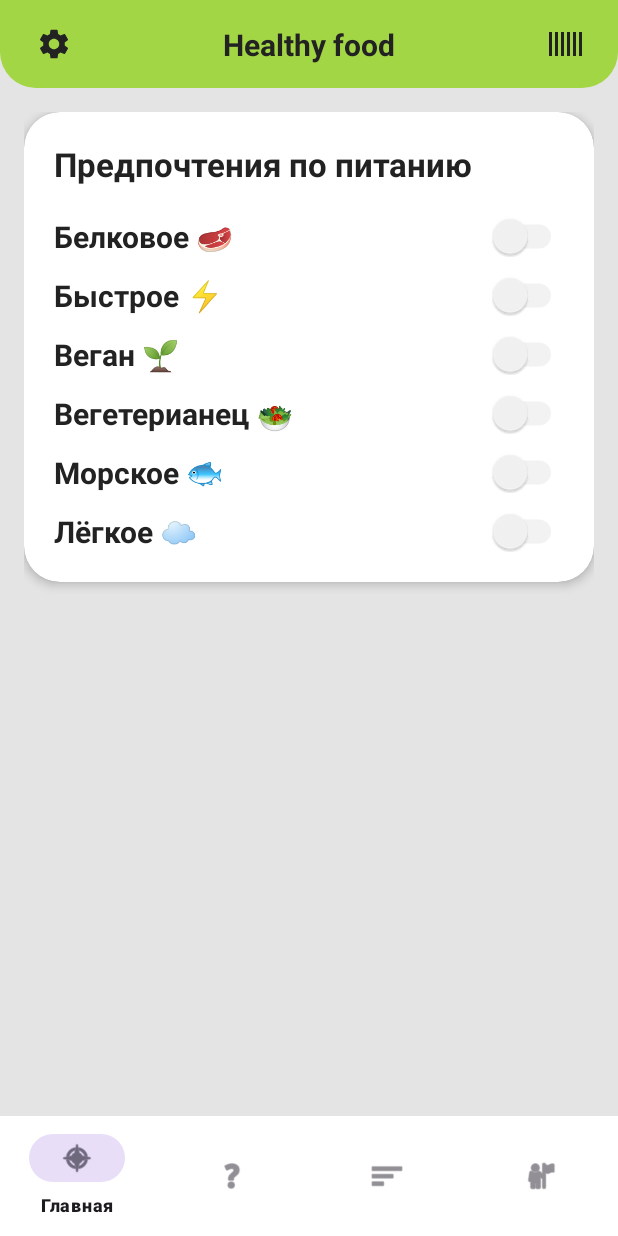
After one commit to Hart1404/miniature-octo-couscous, an Android app: the fragment FilterFragment placed in its activity, on a phone screen of 412 x 824 dp. The commit adds this screen. Run offline under Robolectric (Android 15) with nearby library versions, the phone set to English and light mode, and no system bars.

Commit message:
Предпочтения

```diff
--- /dev/null
+++ b/app/src/main/java/com/example/myapplication/FilterFragment.kt
@@ -0,0 +1,102 @@
+package com.example.myapplication
+
+import android.content.Context
+import android.os.Bundle
+import android.view.LayoutInflater
+import android.view.View
+import android.view.ViewGroup
+import android.widget.Switch
+import androidx.appcompat.widget.AppCompatImageButton
+import androidx.fragment.app.Fragment
+
+class FilterFragment : Fragment() {
+    private var hasUnsavedChanges = false
+    private var protein = false
+    private var fast = false
+    private var vegan = false
+    private var vegetarian = false
+    private var sea = false
+    private var light = false
+
+    override fun onCreateView(
+        inflater: LayoutInflater,
+        container: ViewGroup?,
+        savedInstanceState: Bundle?
+    ): View? {
+        return inflater.inflate(R.layout.fragment_filter, container, false)
+    }
+
+    override fun onViewCreated(view: View, savedInstanceState: Bundle?) {
+        super.onViewCreated(view, savedInstanceState)
+        val sharedPrefs = requireContext().getSharedPreferences("filter_prefs", Context.MODE_PRIVATE)
+        val editor = sharedPrefs.edit()
+
+        // Получаем сохранённые значения
+        protein = sharedPrefs.getBoolean("protein", false)
+        fast = sharedPrefs.getBoolean("fast", false)
+        vegan = sharedPrefs.getBoolean("vegan", false)
+        vegetarian = sharedPrefs.getBoolean("vegetarian", false)
+        sea = sharedPrefs.getBoolean("sea", false)
+        light = sharedPrefs.getBoolean("light", false)
+
+        val switchProtein = view.findViewById<Switch>(R.id.switchProtein)
+        val switchFast = view.findViewById<Switch>(R.id.switchFast)
+        val switchVegan = view.findViewById<Switch>(R.id.switchVegan)
+        val switchVegetarian = view.findViewById<Switch>(R.id.switchVegetarian)
+        val switchSea = view.findViewById<Switch>(R.id.switchSea)
+        val switchLight = view.findViewById<Switch>(R.id.switchLight)
+
+        // Устанавливаем значения
+        switchProtein.isChecked = protein
+        switchFast.isChecked = fast
+        switchVegan.isChecked = vegan
+        switchVegetarian.isChecked = vegetarian
+        switchSea.isChecked = sea
+        switchLight.isChecked = light
+
+        val saveButton = activity?.findViewById<AppCompatImageButton>(R.id.saveProfileButton)
+        saveButton?.visibility = View.GONE
+
+        val onChangeListener = View.OnClickListener {
+            showSaveButton()
+            protein = switchProtein.isChecked
+            fast = switchFast.isChecked
+            vegan = switchVegan.isChecked
+            vegetarian = switchVegetarian.isChecked
+            sea = switchSea.isChecked
+            light = switchLight.isChecked
+            hasUnsavedChanges = true
+        }
+        switchProtein.setOnClickListener(onChangeListener)
+        switchFast.setOnClickListener(onChangeListener)
+        switchVegan.setOnClickListener(onChangeListener)
+        switchVegetarian.setOnClickListener(onChangeListener)
+        switchSea.setOnClickListener(onChangeListener)
+        switchLight.setOnClickListener(onChangeListener)
+
+        saveButton?.setOnClickListener {
+            // Сохраняем значения
+            editor.putBoolean("protein", protein)
+            editor.putBoolean("fast", fast)
+            editor.putBoolean("vegan", vegan)
+            editor.putBoolean("vegetarian", vegetarian)
+            editor.putBoolean("sea", sea)
+            editor.putBoolean("light", light)
+            editor.apply()
+            hasUnsavedChanges = false
+            hideSaveButton()
+        }
+    }
+
+    private fun showSaveButton() {
+        activity?.findViewById<AppCompatImageButton>(R.id.saveProfileButton)?.visibility = View.VISIBLE
+    }
+    private fun hideSaveButton() {
+        activity?.findViewById<AppCompatImageButton>(R.id.saveProfileButton)?.visibility = View.GONE
+    }
+
+    override fun onPause() {
+        super.onPause()
+        if (!hasUnsavedChanges) hideSaveButton()
+    }
+}
--- a/app/src/main/java/com/example/myapplication/RecommendationsFragment.kt
+++ b/app/src/main/java/com/example/myapplication/RecommendationsFragment.kt
@@ -14,4 +14,14 @@ class RecommendationsFragment : Fragment() {
     ): View? {
         return inflater.inflate(R.layout.fragment_recommendations, container, false)
     }
+
+    override fun onViewCreated(view: View, savedInstanceState: Bundle?) {
+        super.onViewCreated(view, savedInstanceState)
+        view.findViewById<View>(R.id.filterButton)?.setOnClickListener {
+            requireActivity().supportFragmentManager.beginTransaction()
+                .replace(R.id.fragmentContainer, FilterFragment())
+                .addToBackStack(null)
+                .commit()
+        }
+    }
 }
--- /dev/null
+++ b/app/src/main/res/drawable/switch_thumb_selector.xml
@@ -0,0 +1,5 @@
+<?xml version="1.0" encoding="utf-8"?>
+<selector xmlns:android="http://schemas.android.com/apk/res/android">
+    <item android:color="#4CAF50" android:state_checked="true" />
+    <item android:color="#F5F5F5" android:state_checked="false" />
+</selector>
--- /dev/null
+++ b/app/src/main/res/drawable/switch_track_selector.xml
@@ -0,0 +1,5 @@
+<?xml version="1.0" encoding="utf-8"?>
+<selector xmlns:android="http://schemas.android.com/apk/res/android">
+    <item android:color="#A5D6A7" android:state_checked="true" />
+    <item android:color="#CCCCCC" android:state_checked="false" />
+</selector>
--- /dev/null
+++ b/app/src/main/res/layout/fragment_filter.xml
@@ -0,0 +1,186 @@
+<?xml version="1.0" encoding="utf-8"?>
+<LinearLayout xmlns:android="http://schemas.android.com/apk/res/android"
+    xmlns:app="http://schemas.android.com/apk/res-auto"
+    android:layout_width="match_parent"
+    android:layout_height="match_parent"
+    android:orientation="vertical"
+    android:background="@android:color/transparent"
+    android:padding="16dp">
+
+    <androidx.cardview.widget.CardView
+        android:layout_width="match_parent"
+        android:layout_height="wrap_content"
+        app:cardCornerRadius="24dp"
+        app:cardElevation="4dp"
+        android:backgroundTint="#FFF">
+
+        <LinearLayout
+            android:layout_width="match_parent"
+            android:layout_height="wrap_content"
+            android:orientation="vertical"
+            android:padding="20dp">
+
+            <TextView
+                android:id="@+id/tvFilterTitle"
+                android:layout_width="wrap_content"
+                android:layout_height="wrap_content"
+                android:text="Предпочтения по питанию"
+                android:textSize="22sp"
+                android:textStyle="bold"
+                android:textColor="#222"
+                android:layout_marginBottom="20dp" />
+
+            <LinearLayout
+                android:layout_width="match_parent"
+                android:layout_height="wrap_content"
+                android:orientation="vertical">
+
+                <LinearLayout
+                    android:layout_width="match_parent"
+                    android:layout_height="wrap_content"
+                    android:orientation="horizontal"
+                    android:gravity="center_vertical"
+                    android:layout_marginBottom="12dp">
+                    <TextView
+                        android:layout_width="0dp"
+                        android:layout_height="wrap_content"
+                        android:layout_weight="1"
+                        android:text="Белковое 🥩"
+                        android:textSize="20sp"
+                        android:textStyle="bold"
+                        android:textColor="#222" />
+                    <Switch
+                        android:id="@+id/switchProtein"
+                        android:layout_width="wrap_content"
+                        android:layout_height="wrap_content"
+                        android:thumbTint="@drawable/switch_thumb_selector"
+                        android:trackTint="@drawable/switch_track_selector"
+                        android:scaleX="1.15"
+                        android:scaleY="1.15" />
+                </LinearLayout>
+
+                <LinearLayout
+                    android:layout_width="match_parent"
+                    android:layout_height="wrap_content"
+                    android:orientation="horizontal"
+                    android:gravity="center_vertical"
+                    android:layout_marginBottom="12dp">
+                    <TextView
+                        android:layout_width="0dp"
+                        android:layout_height="wrap_content"
+                        android:layout_weight="1"
+                        android:text="Быстрое ⚡"
+                        android:textSize="20sp"
+                        android:textStyle="bold"
+                        android:textColor="#222" />
+                    <Switch
+                        android:id="@+id/switchFast"
+                        android:layout_width="wrap_content"
+                        android:layout_height="wrap_content"
+                        android:thumbTint="@drawable/switch_thumb_selector"
+                        android:trackTint="@drawable/switch_track_selector"
+                        android:scaleX="1.15"
+                        android:scaleY="1.15" />
+                </LinearLayout>
+
+                <LinearLayout
+                    android:layout_width="match_parent"
+                    android:layout_height="wrap_content"
+                    android:orientation="horizontal"
+                    android:gravity="center_vertical"
+                    android:layout_marginBottom="12dp">
+                    <TextView
+                        android:layout_width="0dp"
+                        android:layout_height="wrap_content"
+                        android:layout_weight="1"
+                        android:text="Веган 🌱"
+                        android:textSize="20sp"
+                        android:textStyle="bold"
+                        android:textColor="#222" />
+                    <Switch
+                        android:id="@+id/switchVegan"
+                        android:layout_width="wrap_content"
+                        android:layout_height="wrap_content"
+                        android:thumbTint="@drawable/switch_thumb_selector"
+                        android:trackTint="@drawable/switch_track_selector"
+                        android:scaleX="1.15"
+                        android:scaleY="1.15" />
+                </LinearLayout>
+
+                <LinearLayout
+                    android:layout_width="match_parent"
+                    android:layout_height="wrap_content"
+                    android:orientation="horizontal"
+                    android:gravity="center_vertical"
+                    android:layout_marginBottom="12dp">
+                    <TextView
+                        android:layout_width="0dp"
+                        android:layout_height="wrap_content"
+                        android:layout_weight="1"
+                        android:text="Вегетерианец 🥗"
+                        android:textSize="20sp"
+                        android:textStyle="bold"
+                        android:textColor="#222" />
+                    <Switch
+                        android:id="@+id/switchVegetarian"
+                        android:layout_width="wrap_content"
+                        android:layout_height="wrap_content"
+                        android:thumbTint="@drawable/switch_thumb_selector"
+                        android:trackTint="@drawable/switch_track_selector"
+                        android:scaleX="1.15"
+                        android:scaleY="1.15" />
+                </LinearLayout>
+
+                <LinearLayout
+                    android:layout_width="match_parent"
+                    android:layout_height="wrap_content"
+                    android:orientation="horizontal"
+                    android:gravity="center_vertical"
+                    android:layout_marginBottom="12dp">
+                    <TextView
+                        android:layout_width="0dp"
+                        android:layout_height="wrap_content"
+                        android:layout_weight="1"
+                        android:text="Морское 🐟"
+                        android:textSize="20sp"
+                        android:textStyle="bold"
+                        android:textColor="#222" />
+                    <Switch
+                        android:id="@+id/switchSea"
+                        android:layout_width="wrap_content"
+                        android:layout_height="wrap_content"
+                        android:thumbTint="@drawable/switch_thumb_selector"
+                        android:trackTint="@drawable/switch_track_selector"
+                        android:scaleX="1.15"
+                        android:scaleY="1.15" />
+                </LinearLayout>
+
+                <LinearLayout
+                    android:layout_width="match_parent"
+                    android:layout_height="wrap_content"
+                    android:orientation="horizontal"
+                    android:gravity="center_vertical"
+                    android:layout_marginBottom="0dp">
+                    <TextView
+                        android:layout_width="0dp"
+                        android:layout_height="wrap_content"
+                        android:layout_weight="1"
+                        android:text="Лёгкое ☁️"
+                        android:textSize="20sp"
+                        android:textStyle="bold"
+                        android:textColor="#222" />
+                    <Switch
+                        android:id="@+id/switchLight"
+                        android:layout_width="wrap_content"
+                        android:layout_height="wrap_content"
+                        android:thumbTint="@drawable/switch_thumb_selector"
+                        android:trackTint="@drawable/switch_track_selector"
+                        android:scaleX="1.15"
+                        android:scaleY="1.15" />
+                </LinearLayout>
+
+            </LinearLayout>
+        </LinearLayout>
+    </androidx.cardview.widget.CardView>
+
+</LinearLayout>
--- a/app/src/main/res/layout/fragment_recommendations.xml
+++ b/app/src/main/res/layout/fragment_recommendations.xml
@@ -49,6 +49,7 @@
                             android:textStyle="bold" />
 
                         <androidx.appcompat.widget.AppCompatButton
+                            android:id="@+id/filterButton"
                             android:layout_width="wrap_content"
                             android:layout_height="36dp"
                             android:layout_marginEnd="8dp"
```
